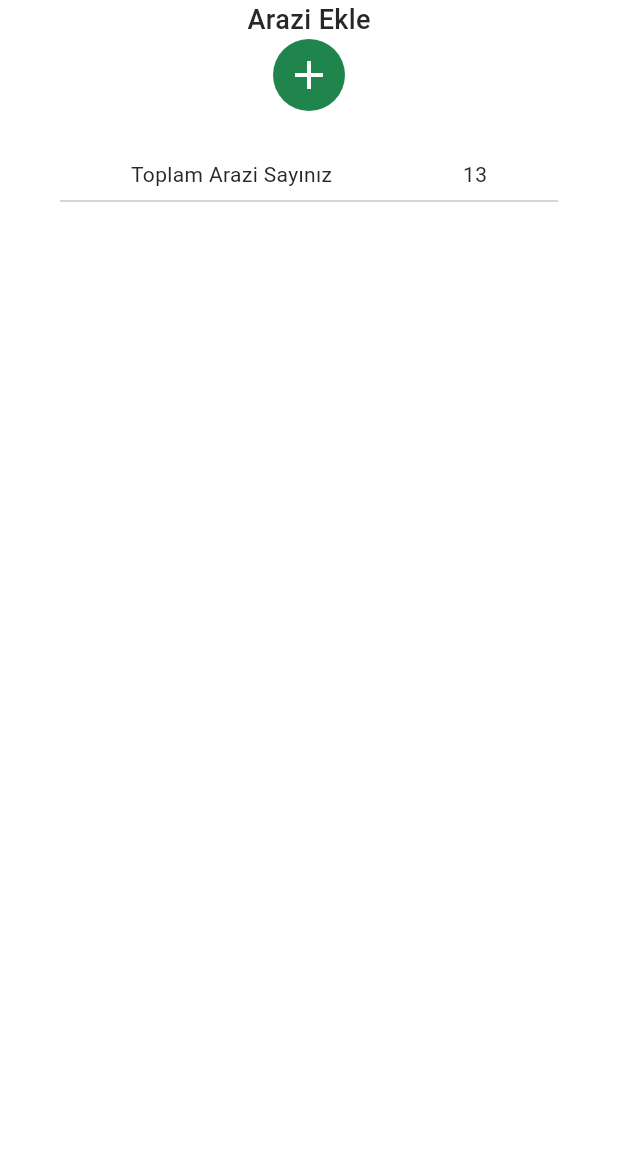
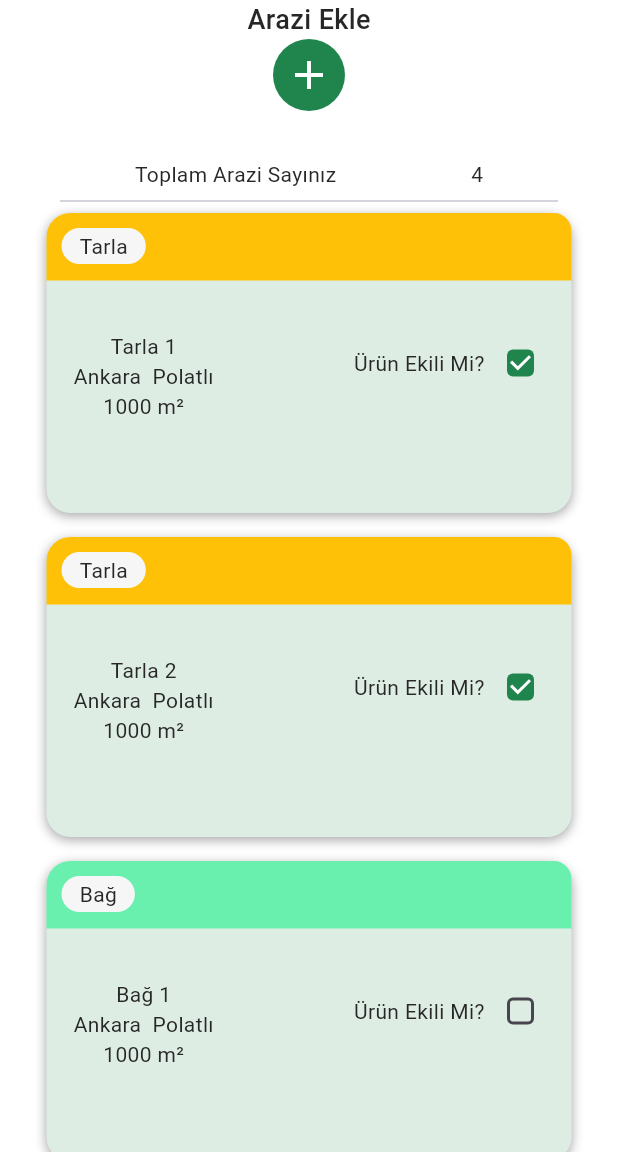
Before and after one commit to Mudrowe/Toprak-Rehberi, a Flutter app: the LandsScreen screen opened directly, on a phone screen of 412 x 824 dp, the part 84-1236 px from its top. Run offline on Flutter 3.47's test engine with Material 3 defaults, Android fonts, the phone set to English and light mode, and no system bars; our stand-ins replace carousel_slider, fl_chart, get, logger, percent_indicator.

Commit message:
frontend: add land cards
Changed the product cards folder structure

```diff
--- a/lib/common/widgets/product_details/product_details.dart
+++ b/lib/common/widgets/product_details/product_details.dart
@@ -2,7 +2,7 @@ import 'package:flutter/material.dart';
 import 'package:toprak_rehberi/common/styles/shadows.dart';
 import 'package:toprak_rehberi/common/widgets/appbar/appbar.dart';
 import 'package:toprak_rehberi/common/widgets/custom_shapes/custom_elevated_button.dart';
-import 'package:toprak_rehberi/common/widgets/products/widgets/product_progress.dart';
+import 'package:toprak_rehberi/features/main_pages/products/widgets/product_card/product_progress.dart';
 import 'package:toprak_rehberi/models/product/product.dart';
 import 'package:toprak_rehberi/utils/constants/colors.dart';
 import 'package:toprak_rehberi/utils/constants/sizes.dart';
@@ -80,7 +80,7 @@ class TProductDetails extends StatelessWidget {
               ),
               child: Column(
                 children: [
-                  Text(product.fieldName),
+                  Text(product.landName),
                   Text(product.area.toString())
                 ],
               ),
--- a/lib/features/main_pages/home/home.dart
+++ b/lib/features/main_pages/home/home.dart
@@ -1,6 +1,6 @@
 import 'package:fl_chart/fl_chart.dart';
 import 'package:flutter/material.dart';
-import 'package:toprak_rehberi/common/widgets/products/widgets/products_lists.dart';
+import 'package:toprak_rehberi/features/main_pages/products/widgets/product_card/products_lists.dart';
 import 'package:toprak_rehberi/features/main_pages/home/widgets/card_slider.dart';
 import 'package:toprak_rehberi/features/main_pages/home/widgets/legend_item.dart';
 import 'package:toprak_rehberi/features/main_pages/home/widgets/pie_chart.dart';
--- a/lib/features/main_pages/home/widgets/product_card_home.dart
+++ b/lib/features/main_pages/home/widgets/product_card_home.dart
@@ -60,7 +60,7 @@ class TProductCardHome extends StatelessWidget {
                       color: TColors.black, fontWeight: FontWeight.bold),
                 ),
                 Text(
-                  product.fieldName,
+                  product.landName,
                   style: const TextStyle(
                       color: TColors.black, fontWeight: FontWeight.bold),
                 ),
--- a/lib/features/main_pages/lands/lands.dart
+++ b/lib/features/main_pages/lands/lands.dart
@@ -1,5 +1,7 @@
 import 'package:flutter/material.dart';
 import 'package:toprak_rehberi/common/widgets/appbar/appbar.dart';
+import 'package:toprak_rehberi/features/main_pages/lands/widgets/land_card.dart';
+import 'package:toprak_rehberi/features/main_pages/lands/widgets/lands_list.dart';
 import 'package:toprak_rehberi/utils/constants/sizes.dart';
 import 'package:toprak_rehberi/utils/constants/text_strings.dart';
 
@@ -11,11 +13,10 @@ class LandsScreen extends StatelessWidget {
     return Scaffold(
       appBar: const TAppBar(),
       body: Center(
+        child: SingleChildScrollView(
           child: Column(
             children: [
               // Add Land Button
-            Column(
-              children: [
               const Text(
                 TTexts.addLand,
                 style: TextStyle(
@@ -23,6 +24,7 @@ class LandsScreen extends StatelessWidget {
                   fontWeight: FontWeight.w500,
                 ),
               ),
+
               IconButton(
                 iconSize: TSizes.iconLg,
                 onPressed: () {},
@@ -35,14 +37,20 @@ class LandsScreen extends StatelessWidget {
               const Row(
                 crossAxisAlignment: CrossAxisAlignment.center,
                 mainAxisAlignment: MainAxisAlignment.spaceEvenly,
-                  children: [Text(TTexts.totalLands), Text('13')],
+                children: [Text(TTexts.totalLands), Text('4')],
               ),
 
               const Divider(indent: 40, endIndent: 40),
+              for (var land in landsList)
+                Column(
+                  children: [
+                    TLandCard(land: land),
+                    const SizedBox(height: TSizes.spaceBtwItems),
+                  ],
+                )
 
             ],
           ),
-          ],
         ),
       ),
     );
--- /dev/null
+++ b/lib/features/main_pages/lands/widgets/land_banner.dart
@@ -0,0 +1,48 @@
+import 'package:flutter/material.dart';
+import 'package:toprak_rehberi/models/land/land.dart';
+import 'package:toprak_rehberi/utils/constants/colors.dart';
+import 'package:toprak_rehberi/utils/constants/enums.dart';
+import 'package:toprak_rehberi/utils/constants/sizes.dart';
+import 'package:toprak_rehberi/utils/helpers/helper_functions.dart';
+
+class TLandBanner extends StatelessWidget {
+  const TLandBanner({
+    super.key,
+    required this.land,
+  });
+
+  final Land land;
+
+  @override
+  Widget build(BuildContext context) {
+    final dark = THelperFunctions.isDarkMode(context);
+    return Stack(
+      children: [
+        // Background
+        Container(
+          height: 45,
+          width: TSizes.cardWidth,
+          decoration: BoxDecoration(
+            color: land.landType.color,
+            borderRadius: const BorderRadius.only(
+              topLeft: Radius.circular(TSizes.cardRadiusLg),
+              topRight: Radius.circular(TSizes.borderRadiusLg),
+            ),
+          ),
+        ),
+
+        // Text
+        Padding(
+          padding: const EdgeInsets.all(10.0),
+          child: Container(
+              padding: const EdgeInsets.symmetric(vertical: 2, horizontal: 12),
+              decoration: BoxDecoration(
+                color: dark ? TColors.dark : TColors.light,
+                borderRadius: BorderRadius.circular(TSizes.cardRadiusLg),
+              ),
+              child: Text(land.landType.displayName)),
+        )
+      ],
+    );
+  }
+}
--- /dev/null
+++ b/lib/features/main_pages/lands/widgets/land_card.dart
@@ -0,0 +1,78 @@
+import 'package:flutter/material.dart';
+import 'package:toprak_rehberi/common/styles/shadows.dart';
+import 'package:toprak_rehberi/features/main_pages/lands/widgets/land_banner.dart';
+import 'package:toprak_rehberi/models/land/land.dart';
+import 'package:toprak_rehberi/utils/constants/colors.dart';
+import 'package:toprak_rehberi/utils/constants/sizes.dart';
+import 'package:toprak_rehberi/utils/helpers/helper_functions.dart';
+
+// TODO Write a generic text color
+
+class TLandCard extends StatelessWidget {
+  const TLandCard({super.key, required this.land});
+
+  final Land land;
+
+  @override
+  Widget build(BuildContext context) {
+    final dark = THelperFunctions.isDarkMode(context);
+    return GestureDetector(
+      onTap: () {},
+      child: Container(
+        width: TSizes.cardWidth,
+        height: TSizes.cardHeight,
+        decoration: BoxDecoration(
+          boxShadow: [TShadowStyle.productShadow],
+          color: TColors.softGreen,
+          borderRadius: BorderRadius.circular(TSizes.cardRadiusLg),
+        ),
+        child: Column(
+          children: [
+            TLandBanner(land: land),
+            const SizedBox(
+              height: TSizes.spaceBtwItems,
+            ),
+            Row(
+              mainAxisAlignment: MainAxisAlignment.start,
+              children: [
+                Padding(
+                  padding: const EdgeInsets.only(left: 18.0, top: 18),
+                  child: Column(
+                    children: [
+                      Text(
+                        land.landName,
+                        style: const TextStyle(color: TColors.dark),
+                      ),
+                      Text(
+                        '${land.adres.city}  ${land.adres.district}',
+                        style: const TextStyle(color: TColors.dark),
+                      ),
+                      Text(
+                        '${land.area.toInt()} m\u00B2',
+                        style: const TextStyle(color: TColors.dark),
+                      ),
+                    ],
+                  ),
+                ),
+                //const SizedBox(width: TSizes.spaceBtwSections),
+                const Spacer(),
+                Padding(
+                  padding: const EdgeInsets.only(right: 10.0),
+                  child: Row(
+                    children: [
+                      const Text(
+                        'Ürün Ekili Mi?',
+                        style: TextStyle(color: TColors.dark),
+                      ),
+                      Checkbox(value: land.isPlanted, onChanged: (value) {}),
+                    ],
+                  ),
+                ),
+              ],
+            ),
+          ],
+        ),
+      ),
+    );
+  }
+}
--- /dev/null
+++ b/lib/features/main_pages/lands/widgets/lands_list.dart
@@ -0,0 +1,66 @@
+import 'package:toprak_rehberi/features/main_pages/products/widgets/product_card/products_lists.dart';
+import 'package:toprak_rehberi/models/land/land.dart';
+import 'package:toprak_rehberi/utils/constants/enums.dart';
+
+final List<Land> landsList = [
+  Land(
+    landName: 'Tarla 1',
+    area: 1000,
+    plantedArea: 500,
+    isPlanted: true,
+    landType: LandType.tarla,
+    adres: Address(
+      city: 'Ankara',
+      district: 'Polatlı',
+      neighborhood: 'Özyurt',
+      parcelNo: '898',
+      adaNo: '0',
+    ),
+    plantedProducts: plantedProductsList.sublist(0, 2),
+  ),
+  Land(
+    landName: 'Tarla 2',
+    area: 1000,
+    plantedArea: 700,
+    isPlanted: true,
+    landType: LandType.tarla,
+    adres: Address(
+      city: 'Ankara',
+      district: 'Polatlı',
+      neighborhood: 'Sarıoba',
+      parcelNo: '189',
+      adaNo: '8',
+    ),
+    plantedProducts: plantedProductsList.sublist(2, 3),
+  ),
+  Land(
+    landName: 'Bağ 1',
+    area: 1000,
+    plantedArea: 0,
+    isPlanted: false,
+    landType: LandType.bag,
+    adres: Address(
+      city: 'Ankara',
+      district: 'Polatlı',
+      neighborhood: 'Özyurt',
+      parcelNo: '898',
+      adaNo: '0',
+    ),
+    plantedProducts: plantedProductsList.sublist(3, 4),
+  ),
+  Land(
+    landName: 'Bahçe 1',
+    area: 850,
+    plantedArea: 300,
+    isPlanted: true,
+    landType: LandType.bahce,
+    adres: Address(
+      city: 'Ankara',
+      district: 'Ayaş',
+      neighborhood: 'Ilıca',
+      parcelNo: '121',
+      adaNo: '130',
+    ),
+    plantedProducts: plantedProductsList.sublist(4, 5),
+  ),
+];
--- a/lib/features/main_pages/products/widgets/harvested_products.dart
+++ b/lib/features/main_pages/products/widgets/harvested_products.dart
@@ -1,7 +1,7 @@
 import 'package:flutter/material.dart';
 import 'package:toprak_rehberi/common/widgets/custom_shapes/search_container.dart';
-import 'package:toprak_rehberi/common/widgets/products/product_card.dart';
-import 'package:toprak_rehberi/common/widgets/products/widgets/products_lists.dart';
+import 'package:toprak_rehberi/features/main_pages/products/widgets/product_card/product_card.dart';
+import 'package:toprak_rehberi/features/main_pages/products/widgets/product_card/products_lists.dart';
 import 'package:toprak_rehberi/utils/constants/sizes.dart';
 
 class THarvestedProducts extends StatelessWidget {
--- a/lib/features/main_pages/products/widgets/planted_products.dart
+++ b/lib/features/main_pages/products/widgets/planted_products.dart
@@ -1,7 +1,7 @@
 import 'package:flutter/material.dart';
 import 'package:toprak_rehberi/common/widgets/custom_shapes/search_container.dart';
-import 'package:toprak_rehberi/common/widgets/products/product_card.dart';
-import 'package:toprak_rehberi/common/widgets/products/widgets/products_lists.dart';
+import 'package:toprak_rehberi/features/main_pages/products/widgets/product_card/product_card.dart';
+import 'package:toprak_rehberi/features/main_pages/products/widgets/product_card/products_lists.dart';
 import 'package:toprak_rehberi/utils/constants/sizes.dart';
 
 class TPlantedProducts extends StatelessWidget {
--- a/lib/common/widgets/products/product_card.dart
+++ b/lib/features/main_pages/products/widgets/product_card/product_card.dart
@@ -2,8 +2,8 @@ import 'package:flutter/material.dart';
 import 'package:get/get.dart';
 import 'package:toprak_rehberi/common/styles/shadows.dart';
 import 'package:toprak_rehberi/common/widgets/product_details/product_details.dart';
-import 'package:toprak_rehberi/common/widgets/products/widgets/product_image.dart';
-import 'package:toprak_rehberi/common/widgets/products/widgets/product_progress.dart';
+import 'package:toprak_rehberi/features/main_pages/products/widgets/product_card/product_image.dart';
+import 'package:toprak_rehberi/features/main_pages/products/widgets/product_card/product_progress.dart';
 import 'package:toprak_rehberi/models/product/product.dart';
 import 'package:toprak_rehberi/utils/constants/colors.dart';
 import 'package:toprak_rehberi/utils/constants/sizes.dart';
@@ -35,7 +35,7 @@ class TProductCard extends StatelessWidget {
             TProductImage(
                 productName: product.productName,
                 imagePath: product.imagePath,
-                fieldName: product.fieldName),
+                fieldName: product.landName),
             TProductProgress(
                 harvestDate: product.harvestDate,
                 progressPercentage: product.progressPercentage,
--- a/lib/common/widgets/products/widgets/products_lists.dart
+++ b/lib/features/main_pages/products/widgets/product_card/products_lists.dart
@@ -6,7 +6,7 @@ final List<Product> harvestedProductsList = [
   Product(
     productName: 'Ayçiçeği',
     progressPercentage: 1,
-    fieldName: 'Bahçe 3',
+    landName: 'Bahçe 3',
     imagePath: TImages.sunflower,
     plantingDate: '3 Mart 2024',
     harvestDate: '12 Ocak 2025',
@@ -17,7 +17,7 @@ final List<Product> harvestedProductsList = [
   Product(
     productName: 'Domates',
     progressPercentage: 1,
-    fieldName: 'Bağ 2',
+    landName: 'Bağ 2',
     imagePath: TImages.tomato,
     plantingDate: '15 Mayıs 2023',
     harvestDate: '21 Haziran 2024',
@@ -28,7 +28,7 @@ final List<Product> harvestedProductsList = [
   Product(
     productName: 'Patlıcan',
     progressPercentage: 1,
-    fieldName: 'Tarla 2',
+    landName: 'Tarla 2',
     imagePath: TImages.eggplant,
     plantingDate: '1 Nisan 2023',
     harvestDate: '5 Mart 2024',
@@ -39,7 +39,7 @@ final List<Product> harvestedProductsList = [
   Product(
     productName: 'Patates',
     progressPercentage: 1,
-    fieldName: 'Bahçe 1',
+    landName: 'Bahçe 1',
     imagePath: TImages.potato,
     plantingDate: '20 Nisan 2023',
     harvestDate: '5 Haziran 2024',
@@ -50,7 +50,7 @@ final List<Product> harvestedProductsList = [
   Product(
     productName: 'Elma',
     progressPercentage: 1,
-    fieldName: 'Tarla 1',
+    landName: 'Tarla 1',
     imagePath: TImages.apple,
     plantingDate: '10 Mayıs 2023',
     harvestDate: '2 Şubat 2024',
@@ -61,7 +61,7 @@ final List<Product> harvestedProductsList = [
   Product(
     productName: 'Üzüm',
     progressPercentage: 1,
-    fieldName: 'Arazi 1',
+    landName: 'Arazi 1',
     imagePath: TImages.grape,
     plantingDate: '25 Nisan 2023',
     harvestDate: '16 Ekim 2023',
@@ -76,7 +76,7 @@ final List<Product> plantedProductsList = [
   Product(
     productName: 'Üzüm',
     progressPercentage: 0.124,
-    fieldName: 'Arazi 1',
+    landName: 'Arazi 1',
     imagePath: TImages.grape,
     plantingDate: '2 Mayıs 2024',
     harvestDate: '14 Nisan 2025',
@@ -85,7 +85,7 @@ final List<Product> plantedProductsList = [
   Product(
     productName: 'Patates',
     progressPercentage: 0.714,
-    fieldName: 'Arazi 3',
+    landName: 'Arazi 3',
     imagePath: TImages.potato,
     plantingDate: '15 Nisan 2024',
     harvestDate: '21 Aralık 2025',
@@ -94,7 +94,7 @@ final List<Product> plantedProductsList = [
   Product(
     productName: 'Soğan',
     progressPercentage: 0.574,
-    fieldName: 'Tarla 2',
+    landName: 'Tarla 2',
     imagePath: TImages.onion,
     plantingDate: '20 Mart 2024',
     harvestDate: '5 Mart 2025',
@@ -103,7 +103,7 @@ final List<Product> plantedProductsList = [
   Product(
     productName: 'Buğday',
     progressPercentage: 0.34,
-    fieldName: 'Bahçe 1',
+    landName: 'Bahçe 1',
     imagePath: TImages.wheat,
     plantingDate: '10 Mayıs 2024',
     harvestDate: '5 Haziran 2025',
@@ -112,7 +112,7 @@ final List<Product> plantedProductsList = [
   Product(
     productName: 'Elma',
     progressPercentage: 0.0445,
-    fieldName: 'Tarla 1',
+    landName: 'Tarla 1',
     imagePath: TImages.apple,
     plantingDate: '5 Mayıs 2023',
     harvestDate: '2 Şubat 2024',
@@ -121,7 +121,7 @@ final List<Product> plantedProductsList = [
   Product(
     productName: 'Havuç',
     progressPercentage: 0.444,
-    fieldName: 'Arazi 1',
+    landName: 'Arazi 1',
     imagePath: TImages.carrot,
     plantingDate: '15 Nisan 2024',
     harvestDate: '1 Mayıs 2025',
--- /dev/null
+++ b/lib/models/land/land.dart
@@ -0,0 +1,37 @@
+import 'package:toprak_rehberi/models/product/product.dart';
+import 'package:toprak_rehberi/utils/constants/enums.dart';
+
+class Land {
+  final String landName;
+  final LandType landType;
+  final double area;
+  final double plantedArea;
+  bool isPlanted = false;
+  final Address adres;
+  final List<Product>? plantedProducts;
+
+  Land(
+      {required this.area,
+      required this.plantedArea,
+      required this.isPlanted,
+      required this.adres,
+      required this.landName,
+      required this.landType,
+      this.plantedProducts});
+}
+
+class Address {
+  final String city;
+  final String district;
+  final String neighborhood;
+  final String parcelNo;
+  final String adaNo;
+
+  Address({
+    required this.parcelNo,
+    required this.adaNo,
+    required this.city,
+    required this.district,
+    required this.neighborhood,
+  });
+}
--- a/lib/models/product/product.dart
+++ b/lib/models/product/product.dart
@@ -3,7 +3,7 @@ class Product {
   final String productName;
   final String plantingDate;
   final String harvestDate;
-  final String fieldName;
+  final String landName;
   final String imagePath;
   final double progressPercentage;
   final bool isHarvested;
@@ -14,7 +14,7 @@ class Product {
     required this.productName,
     required this.plantingDate,
     required this.harvestDate,
-    required this.fieldName,
+    required this.landName,
     required this.imagePath,
     required this.progressPercentage,
     required this.area,
--- a/lib/utils/constants/colors.dart
+++ b/lib/utils/constants/colors.dart
@@ -77,4 +77,9 @@ class TColors {
   static const Color softGrey = Color(0XFFF4F4F4);
   static const Color lightGrey = Color(0XFFF9F9F9);
   static const Color white = Color(0XFFFFFFFF);
+
+  // Land Colors
+  static const Color tarla = Colors.amber;
+  static const Color bag = Colors.greenAccent;
+  static const Color bahce = Colors.indigo;
 }
--- a/lib/utils/constants/enums.dart
+++ b/lib/utils/constants/enums.dart
@@ -1,4 +1,39 @@
+import 'dart:ui';
+
+import 'package:toprak_rehberi/utils/constants/colors.dart';
 
 enum TextSizes { small, medium, large }
 
-enum ProductStatus { growing, harvested}
+enum ProductStatus { growing, harvested }
+
+enum LandType { tarla, bag, bahce }
+
+extension LandTypeExtension on LandType {
+  String get displayName {
+    switch (this) {
+      case LandType.bag:
+        return 'Bağ';
+      case LandType.bahce:
+        return 'Bahçe';
+      case LandType.tarla:
+        return 'Tarla';
+      default:
+        return 'Bilinmeyen';
+    }
+  }
+}
+
+extension LandTypeColorExtension on LandType {
+  Color get color {
+    switch (this) {
+      case LandType.tarla:
+        return TColors.tarla;
+      case LandType.bahce:
+        return TColors.bahce;
+      case LandType.bag:
+        return TColors.bag;
+      default:
+        return TColors.grey;
+    }
+  }
+}
```
Also changed, not shown: lib/features/main_pages/products/widgets/product_card/product_image.dart (renamed from lib/common/widgets/products/widgets/product_image.dart), lib/features/main_pages/products/widgets/product_card/product_progress.dart (renamed from lib/common/widgets/products/widgets/product_progress.dart). Lines whose indentation alone changed are shown as unchanged.
